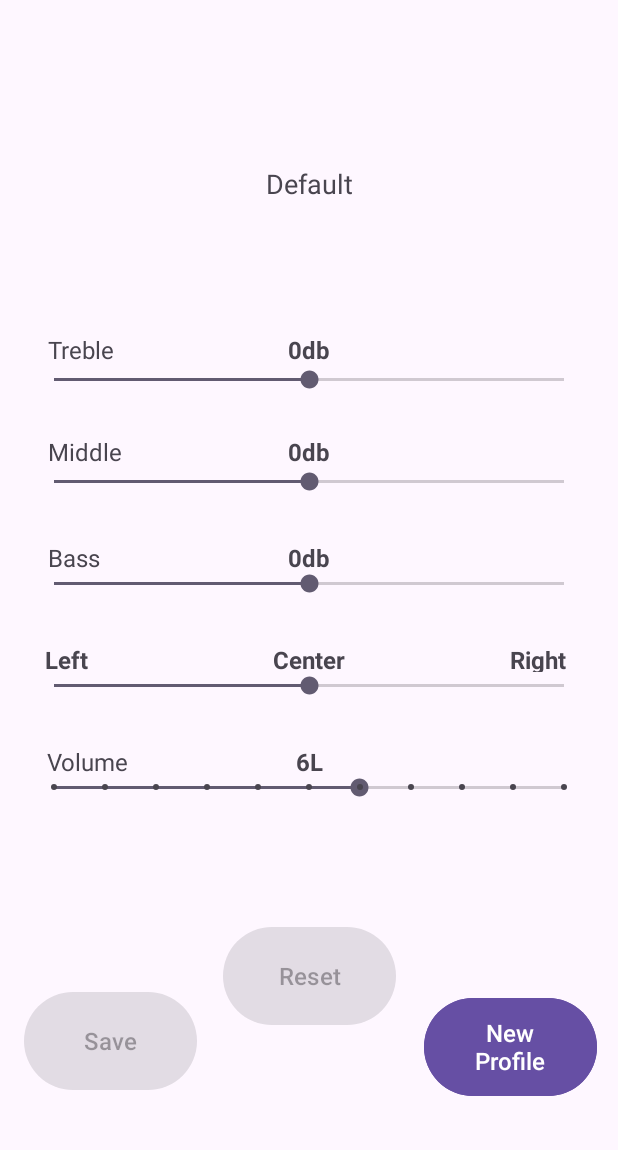
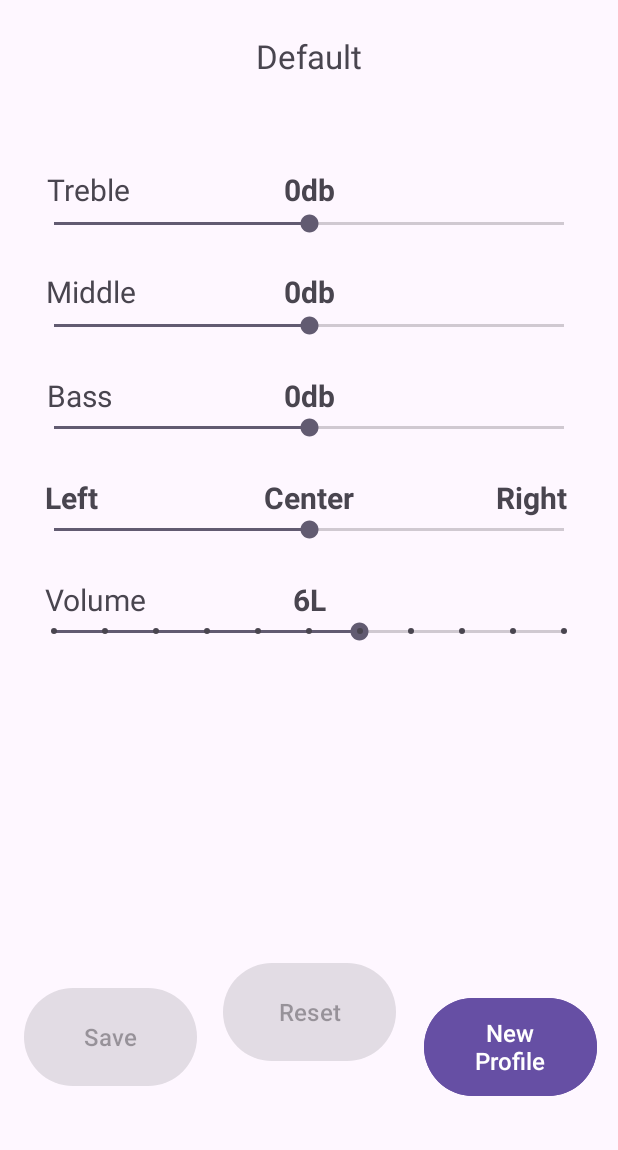
Before and after one commit to leandroSubtractive/sistema_embarcado, an Android app: the screen it shows after launch (EqualizerActivity), after a tap on "Default", on a phone screen of 412 x 824 dp, the part 86-1236 px from its top. Run offline under Robolectric (Android 15) with nearby library versions, the phone set to English and light mode, and no system bars.

Commit message:
Refactoring screen layouts for better visualization

```diff
--- a/aosp/src/apps/VehicleEqualizerFull/app/src/main/java/com/leandromendes/vehicleequalizer/MainActivity.kt
+++ b/aosp/src/apps/VehicleEqualizerFull/app/src/main/java/com/leandromendes/vehicleequalizer/MainActivity.kt
@@ -13,7 +13,6 @@ import androidx.activity.result.ActivityResult
 import androidx.activity.result.contract.ActivityResultContracts.StartActivityForResult
 import androidx.appcompat.app.AlertDialog
 import androidx.appcompat.app.AppCompatActivity
-import androidx.appcompat.widget.Toolbar
 import androidx.core.view.ViewCompat
 import androidx.core.view.WindowInsetsCompat
 import androidx.lifecycle.Observer
@@ -42,11 +41,6 @@ class MainActivity : AppCompatActivity() {
         }
 
         mainViewModel = ViewModelProvider(this)[MainViewModel::class.java]
-
-        // Define the title of the list of profile names
-        val toolbar: Toolbar = findViewById(R.id.toolbar)
-        setSupportActionBar(toolbar)
-        supportActionBar?.title = getString(R.string.toolbar_name)
 
         // Initialize adapter for profile list
         val profileList = findViewById<ListView>(R.id.profileList)
--- a/aosp/src/apps/VehicleEqualizerFull/app/src/main/java/com/leandromendes/vehicleequalizer/ui/EqualizerActivity.kt
+++ b/aosp/src/apps/VehicleEqualizerFull/app/src/main/java/com/leandromendes/vehicleequalizer/ui/EqualizerActivity.kt
@@ -1,6 +1,5 @@
 package com.leandromendes.vehicleequalizer.ui
 
-import android.annotation.SuppressLint
 import android.content.DialogInterface
 import android.content.Intent
 import android.os.Bundle
@@ -29,13 +28,13 @@ class EqualizerActivity : AppCompatActivity() {
     private lateinit var textViewMid: TextView
     private lateinit var textViewTreble: TextView
     private lateinit var textViewBalance: TextView
+    private lateinit var profileName: String
+    private lateinit var saveButton: Button
     private var bassValue = 0
     private var midValue = 0
     private var highValue = 0
     private var balanceValue = 0
     private var masterVolValue = 0
-    private lateinit var profileName: String
-    private lateinit var saveButton: Button
     private var idPosition = 0
 
     override fun onCreate(savedInstanceState: Bundle?) {
@@ -294,6 +293,7 @@ class EqualizerActivity : AppCompatActivity() {
         profile.hiEqValue = highValue
         profile.balanceEqValue = balanceValue
         profile.masterVolValue = masterVolValue
+
         val resultIntent = Intent()
         resultIntent.putExtra(Constants.define.INTENT_PARCELABLE_NAME, profile)
         resultIntent.putExtra(Constants.define.INTENT_INT_POSITION, idPosition)
@@ -301,7 +301,6 @@ class EqualizerActivity : AppCompatActivity() {
         finish()
     }
 
-    @SuppressLint("SetTextI18n")
     private fun drawTextOnTheBars(textView: TextView, value: Int) {
         textView.text = String.format(
             Locale.getDefault(), "%s%s",
@@ -309,7 +308,6 @@ class EqualizerActivity : AppCompatActivity() {
         )
     }
 
-    @SuppressLint("SetTextI18n")
     private fun drawTextOnThePanBar(textView: TextView, value: Int) {
         val offset = 5
         val balance = (offset - value)
--- a/aosp/src/apps/VehicleEqualizerFull/app/src/main/java/com/leandromendes/vehicleequalizer/util/ProfileListUtils.kt
+++ b/aosp/src/apps/VehicleEqualizerFull/app/src/main/java/com/leandromendes/vehicleequalizer/util/ProfileListUtils.kt
@@ -13,16 +13,16 @@ class ProfileListUtils(
     private val context: Context,
     private val profiles: MutableList<EqualizerProfile>
 ) : ArrayAdapter<EqualizerProfile?>(
-    context, android.R.layout.simple_list_item_1,
+    context, android.R.layout.simple_list_item_2,
     profiles
 ) {
     override fun getView(position: Int, convertView: View?, parent: ViewGroup): View {
         val inflater = context.getSystemService(Context.LAYOUT_INFLATER_SERVICE) as LayoutInflater
         val rowView = inflater.inflate(R.layout.item_profile, parent, false)
 
-        val txtNome = rowView.findViewById<TextView>(R.id.profileName)
-        val profile = profiles.get(position)
-        txtNome.setText(profile.name)
+        val profileName = rowView.findViewById<TextView>(R.id.profileName)
+        val profile = profiles[position]
+        profileName.text = profile.name
 
         return rowView
     }
--- a/aosp/src/apps/VehicleEqualizerFull/app/src/main/res/layout/activity_equalizer.xml
+++ b/aosp/src/apps/VehicleEqualizerFull/app/src/main/res/layout/activity_equalizer.xml
@@ -27,18 +27,19 @@
         android:layout_width="wrap_content"
         android:layout_height="wrap_content"
         android:text="@string/default_profile"
-        android:textSize="18sp"
+        android:textSize="22sp"
         app:layout_constraintBottom_toTopOf="@+id/seekBarTreble"
         app:layout_constraintEnd_toEndOf="parent"
         app:layout_constraintStart_toStartOf="parent"
-        app:layout_constraintTop_toBottomOf="@+id/textView" />
+        app:layout_constraintTop_toBottomOf="@+id/textView"
+        app:layout_constraintVertical_bias="0.205" />
 
     <SeekBar
         android:id="@+id/seekBarTreble"
         android:layout_width="match_parent"
         android:layout_height="wrap_content"
         android:layout_marginStart="20dp"
-        android:layout_marginTop="244dp"
+        android:layout_marginTop="140dp"
         android:layout_marginEnd="20dp"
         android:max="15"
         android:min="-15"
@@ -52,7 +53,7 @@
         android:layout_width="wrap_content"
         android:layout_height="wrap_content"
         android:text="@string/default_db_value"
-        android:textSize="16sp"
+        android:textSize="20sp"
         android:textStyle="bold"
         app:layout_constraintBottom_toTopOf="@+id/seekBarTreble"
         app:layout_constraintEnd_toEndOf="parent"
@@ -65,7 +66,7 @@
         android:layout_width="wrap_content"
         android:layout_height="wrap_content"
         android:text="@string/bar_treble_name"
-        android:textSize="16sp"
+        android:textSize="20sp"
         app:layout_constraintBottom_toTopOf="@+id/seekBarTreble"
         app:layout_constraintEnd_toEndOf="parent"
         app:layout_constraintHorizontal_bias="0.087"
@@ -92,7 +93,7 @@
         android:layout_width="wrap_content"
         android:layout_height="wrap_content"
         android:text="@string/default_db_value"
-        android:textSize="16sp"
+        android:textSize="20sp"
         android:textStyle="bold"
         app:layout_constraintBottom_toTopOf="@+id/seekBarMid"
         app:layout_constraintEnd_toEndOf="parent"
@@ -105,7 +106,7 @@
         android:layout_width="wrap_content"
         android:layout_height="wrap_content"
         android:text="@string/bar_mid_name"
-        android:textSize="16sp"
+        android:textSize="20sp"
         app:layout_constraintBottom_toTopOf="@+id/seekBarMid"
         app:layout_constraintEnd_toEndOf="parent"
         app:layout_constraintHorizontal_bias="0.088"
@@ -130,28 +131,30 @@
     <TextView
         android:id="@+id/textViewBass"
         android:layout_width="wrap_content"
-        android:layout_height="19dp"
+        android:layout_height="26dp"
         android:text="@string/default_db_value"
-        android:textSize="16sp"
+        android:textSize="20sp"
         android:textStyle="bold"
         app:layout_constraintBottom_toTopOf="@+id/seekBarBass"
         app:layout_constraintEnd_toEndOf="parent"
         app:layout_constraintStart_toStartOf="parent"
         app:layout_constraintTop_toBottomOf="@+id/seekBarMid"
-        app:layout_constraintVertical_bias="1.0" />
+        app:layout_constraintVertical_bias="1.0"
+        tools:ignore="TextSizeCheck" />
 
     <TextView
         android:id="@+id/textViewBassName"
         android:layout_width="wrap_content"
-        android:layout_height="19dp"
+        android:layout_height="26dp"
         android:text="@string/bar_bass_name"
-        android:textSize="16sp"
+        android:textSize="20sp"
         app:layout_constraintBottom_toTopOf="@+id/seekBarBass"
         app:layout_constraintEnd_toEndOf="parent"
         app:layout_constraintHorizontal_bias="0.085"
         app:layout_constraintStart_toStartOf="parent"
         app:layout_constraintTop_toBottomOf="@+id/seekBarMid"
-        app:layout_constraintVertical_bias="1.0" />
+        app:layout_constraintVertical_bias="1.0"
+        tools:ignore="TextSizeCheck" />
 
     <SeekBar
         android:id="@+id/seekBarBalance"
@@ -170,43 +173,46 @@
     <TextView
         android:id="@+id/textViewBalance"
         android:layout_width="wrap_content"
-        android:layout_height="19dp"
+        android:layout_height="26dp"
         android:text="@string/default_pan_value"
-        android:textSize="16sp"
+        android:textSize="20sp"
         android:textStyle="bold"
         app:layout_constraintBottom_toTopOf="@+id/seekBarBalance"
         app:layout_constraintEnd_toEndOf="parent"
         app:layout_constraintStart_toStartOf="parent"
         app:layout_constraintTop_toBottomOf="@+id/seekBarBass"
-        app:layout_constraintVertical_bias="1.0" />
+        app:layout_constraintVertical_bias="1.0"
+        tools:ignore="TextSizeCheck" />
 
     <TextView
         android:id="@+id/textViewBalanceR"
         android:layout_width="wrap_content"
-        android:layout_height="19dp"
+        android:layout_height="26dp"
         android:text="@string/balance_Right"
-        android:textSize="16sp"
+        android:textSize="20sp"
         android:textStyle="bold"
         app:layout_constraintBottom_toTopOf="@+id/seekBarBalance"
         app:layout_constraintEnd_toEndOf="parent"
         app:layout_constraintHorizontal_bias="0.907"
         app:layout_constraintStart_toStartOf="parent"
         app:layout_constraintTop_toBottomOf="@+id/seekBarBass"
-        app:layout_constraintVertical_bias="1.0" />
+        app:layout_constraintVertical_bias="1.0"
+        tools:ignore="TextSizeCheck" />
 
     <TextView
         android:id="@+id/textViewBalanceL"
         android:layout_width="wrap_content"
-        android:layout_height="19dp"
+        android:layout_height="26dp"
         android:text="@string/balance_left"
-        android:textSize="16sp"
+        android:textSize="20sp"
         android:textStyle="bold"
         app:layout_constraintBottom_toTopOf="@+id/seekBarBalance"
         app:layout_constraintEnd_toEndOf="parent"
         app:layout_constraintHorizontal_bias="0.079"
         app:layout_constraintStart_toStartOf="parent"
         app:layout_constraintTop_toBottomOf="@+id/seekBarBass"
-        app:layout_constraintVertical_bias="1.0" />
+        app:layout_constraintVertical_bias="1.0"
+        tools:ignore="TextSizeCheck" />
 
     <SeekBar
         android:id="@+id/seekBarVolume"
@@ -225,30 +231,32 @@
     <TextView
         android:id="@+id/textViewVolume"
         android:layout_width="wrap_content"
-        android:layout_height="19dp"
+        android:layout_height="26dp"
         android:layout_marginTop="12dp"
         android:text="@string/default_volume_value"
-        android:textSize="16sp"
+        android:textSize="20sp"
         android:textStyle="bold"
         app:layout_constraintBottom_toTopOf="@+id/seekBarVolume"
         app:layout_constraintEnd_toEndOf="parent"
         app:layout_constraintStart_toStartOf="parent"
         app:layout_constraintTop_toBottomOf="@+id/seekBarBalance"
-        app:layout_constraintVertical_bias="1.0" />
+        app:layout_constraintVertical_bias="1.0"
+        tools:ignore="TextSizeCheck" />
 
     <TextView
         android:id="@+id/textViewVolumeName"
-        android:layout_width="wrap_content"
-        android:layout_height="19dp"
+        android:layout_width="69dp"
+        android:layout_height="26dp"
         android:layout_marginTop="12dp"
         android:text="@string/volume_name"
-        android:textSize="16sp"
+        android:textSize="20sp"
         app:layout_constraintBottom_toTopOf="@+id/seekBarVolume"
         app:layout_constraintEnd_toEndOf="parent"
         app:layout_constraintHorizontal_bias="0.087"
         app:layout_constraintStart_toStartOf="parent"
         app:layout_constraintTop_toBottomOf="@+id/seekBarBalance"
-        app:layout_constraintVertical_bias="1.0" />
+        app:layout_constraintVertical_bias="1.0"
+        tools:ignore="TextSizeCheck" />
 
     <Button
         android:id="@+id/save"
@@ -291,6 +299,7 @@
         app:layout_constraintBottom_toBottomOf="parent"
         app:layout_constraintEnd_toEndOf="parent"
         app:layout_constraintStart_toStartOf="parent"
-        app:layout_constraintTop_toBottomOf="@+id/seekBarVolume" />
+        app:layout_constraintTop_toBottomOf="@+id/seekBarVolume"
+        app:layout_constraintVertical_bias="0.789" />
 
 </androidx.constraintlayout.widget.ConstraintLayout>
--- a/aosp/src/apps/VehicleEqualizerFull/app/src/main/res/values/strings.xml
+++ b/aosp/src/apps/VehicleEqualizerFull/app/src/main/res/values/strings.xml
@@ -32,8 +32,8 @@
     <string name="decibel">db</string>
     <string name="spl">L</string>
 
-    <!-- String toolBar -->
-    <string name="toolbar_name">Profiles</string>
+    <!-- String profile list -->
+    <string name="sub_text">Profile</string>
 
     <!-- Informative messages -->
     <string name="saved">Saved successfully!</string>
```
Also changed, not shown: aosp/src/apps/VehicleEqualizerFull/app/src/main/res/layout/activity_main.xml (+4 -22 lines), aosp/src/apps/VehicleEqualizerFull/app/src/main/res/layout/item_profile.xml (+23 -10 lines).
